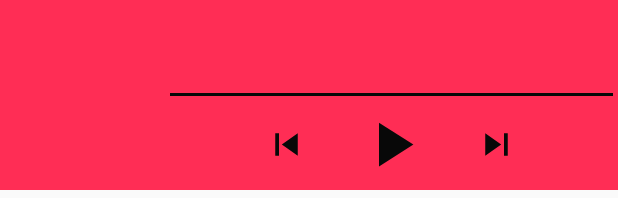
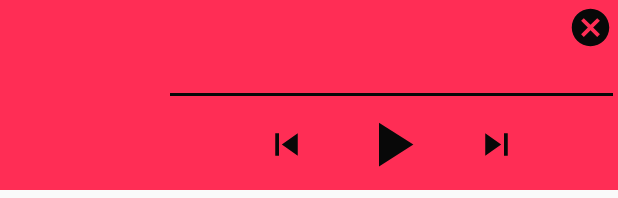
Before and after one commit to ChenPan311/MyMusicPlayer, an Android app: the layout music_notification.xml on its own in the app's theme, with its tools: preview values and no code run, on a phone screen of 412 x 824 dp. Shown: the top 198 px of the screen. Run offline under Robolectric (Android 15) with nearby library versions, the phone set to English and light mode, and no system bars.

Commit message:
created MusicService, upgraded notification

```diff
--- a/app/src/main/AndroidManifest.xml
+++ b/app/src/main/AndroidManifest.xml
@@ -11,7 +11,8 @@
         android:label="@string/app_name"
         android:roundIcon="@mipmap/ic_launcher_round"
         android:theme="@style/AppTheme">
-        <activity android:name=".MainActivity">
+        <activity android:name=".MainActivity"
+            android:launchMode="singleTask">
             <intent-filter>
                 <action android:name="android.intent.action.MAIN" />
 
@@ -20,6 +21,7 @@
         </activity>
         <activity android:name=".MusicPlayerActivity"
             android:launchMode="singleTask"/>
+        <service android:name=".MusicService"/>
 
     </application>
 
--- /dev/null
+++ b/app/src/main/res/drawable/ic_baseline_cancel_24.xml
@@ -0,0 +1,10 @@
+<vector xmlns:android="http://schemas.android.com/apk/res/android"
+    android:width="24dp"
+    android:height="24dp"
+    android:viewportWidth="24"
+    android:viewportHeight="24"
+    android:tint="?attr/colorControlNormal">
+  <path
+      android:fillColor="@android:color/white"
+      android:pathData="M12,2C6.47,2 2,6.47 2,12s4.47,10 10,10 10,-4.47 10,-10S17.53,2 12,2zM17,15.59L15.59,17 12,13.41 8.41,17 7,15.59 10.59,12 7,8.41 8.41,7 12,10.59 15.59,7 17,8.41 13.41,12 17,15.59z"/>
+</vector>
--- a/app/src/main/res/layout/music_notification.xml
+++ b/app/src/main/res/layout/music_notification.xml
@@ -4,6 +4,7 @@
     android:layout_height="wrap_content"
     android:background="@color/colorAccent"
     android:padding="3dp">
+
 
     <ImageView
         android:id="@+id/cover_iv"
@@ -12,6 +13,13 @@
         android:layout_centerVertical="true"
         android:layout_marginStart="10dp"
         android:padding="3dp" />
+    <ImageView
+        android:id="@+id/close_notification"
+        android:layout_width="30dp"
+        android:layout_height="30dp"
+        android:layout_alignParentRight="true"
+        android:src="@drawable/ic_baseline_cancel_24"
+        android:tint="@color/colorPrimaryDark" />
 
     <TextView
         android:id="@+id/song_name_notif"
@@ -37,9 +45,9 @@
         android:layout_width="match_parent"
         android:layout_height="2dp"
         android:layout_below="@id/song_author_notif"
-        android:layout_toEndOf="@id/cover_iv"
         android:layout_marginTop="5dp"
         android:layout_marginBottom="5dp"
+        android:layout_toEndOf="@id/cover_iv"
         android:background="@color/colorPrimaryDark" />
 
     <LinearLayout
@@ -56,9 +64,9 @@
             android:layout_width="30dp"
             android:layout_height="30dp"
             android:background="@android:color/transparent"
-            android:tint="@color/colorPrimaryDark"
             android:scaleType="fitXY"
-            android:src="@drawable/ic_notif_prev" />
+            android:src="@drawable/ic_notif_prev"
+            android:tint="@color/colorPrimaryDark" />
 
         <ImageButton
             android:id="@+id/play_pause_notif"
@@ -68,17 +76,17 @@
             android:layout_marginEnd="30dp"
             android:background="@android:color/transparent"
             android:scaleType="fitXY"
-            android:tint="@color/colorPrimaryDark"
-            android:src="@drawable/ic_notif_play" />
+            android:src="@drawable/ic_notif_play"
+            android:tint="@color/colorPrimaryDark" />
 
         <ImageButton
             android:id="@+id/next_notif"
             android:layout_width="30dp"
             android:layout_height="30dp"
             android:background="@android:color/transparent"
-            android:tint="@color/colorPrimaryDark"
             android:scaleType="fitXY"
-            android:src="@drawable/ic_notif_next" />
+            android:src="@drawable/ic_notif_next"
+            android:tint="@color/colorPrimaryDark" />
 
 
     </LinearLayout>
```
Also changed, not shown: app/src/main/java/com/example/mymusicplayer/MainActivity.java (+37 -31 lines), app/src/main/java/com/example/mymusicplayer/MusicService.java (added, +210 -0 lines).
